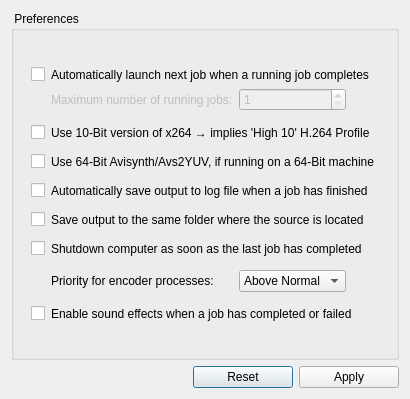
Above: gui/win_preferences.ui from lordmulder/Simple-x264-Launcher before the change. Below: the same form after it.
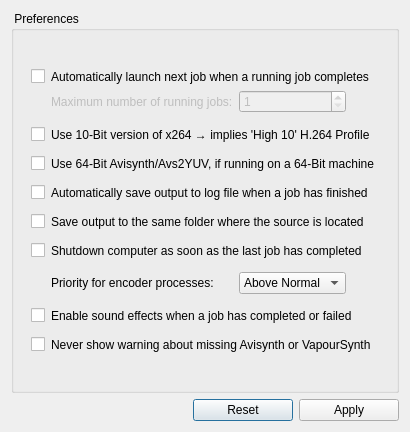
That is the form after the change. Icons and pictures are not drawn.

Commit message: Added option to disable the Avisynth/VapourSynth warning messages to the preferences.

Patch:
```diff
--- a/gui/win_preferences.ui
+++ b/gui/win_preferences.ui
@@ -10,7 +10,7 @@
     <x>0</x>
     <y>0</y>
     <width>379</width>
-    <height>399</height>
+    <height>432</height>
    </rect>
   </property>
   <property name="windowTitle">
@@ -169,7 +169,7 @@
           </property>
          </spacer>
         </item>
-        <item row="17" column="1" colspan="5">
+        <item row="19" column="1" colspan="5">
          <spacer name="verticalSpacer_3">
           <property name="orientation">
            <enum>Qt::Vertical</enum>
@@ -382,23 +382,37 @@
           </property>
          </spacer>
         </item>
-        <item row="1" column="0" rowspan="16">
-         <spacer name="horizontalSpacer_2">
+        <item row="18" column="2" colspan="4">
+         <widget class="QLabel" name="labelDisableWarnings">
+          <property name="text">
+           <string>Never show warning about missing Avisynth or VapourSynth</string>
+          </property>
+         </widget>
+        </item>
+        <item row="18" column="1">
+         <widget class="QCheckBox" name="checkDisableWarnings">
+          <property name="text">
+           <string/>
+          </property>
+         </widget>
+        </item>
+        <item row="17" column="1" colspan="5">
+         <spacer name="verticalSpacer_10">
           <property name="orientation">
-           <enum>Qt::Horizontal</enum>
+           <enum>Qt::Vertical</enum>
           </property>
           <property name="sizeType">
            <enum>QSizePolicy::Fixed</enum>
           </property>
           <property name="sizeHint" stdset="0">
            <size>
-            <width>8</width>
-            <height>20</height>
+            <width>20</width>
+            <height>8</height>
            </size>
           </property>
          </spacer>
         </item>
-        <item row="1" column="6" rowspan="16">
+        <item row="1" column="6" rowspan="18">
          <spacer name="horizontalSpacer_3">
           <property name="orientation">
            <enum>Qt::Horizontal</enum>
@@ -414,6 +428,22 @@
           </property>
          </spacer>
         </item>
+        <item row="1" column="0" rowspan="18">
+         <spacer name="horizontalSpacer_2">
+          <property name="orientation">
+           <enum>Qt::Horizontal</enum>
+          </property>
+          <property name="sizeType">
+           <enum>QSizePolicy::Fixed</enum>
+          </property>
+          <property name="sizeHint" stdset="0">
+           <size>
+            <width>8</width>
+            <height>20</height>
+           </size>
+          </property>
+         </spacer>
+        </item>
        </layout>
       </item>
      </layout>
```
The commit also changes 5 other files.
